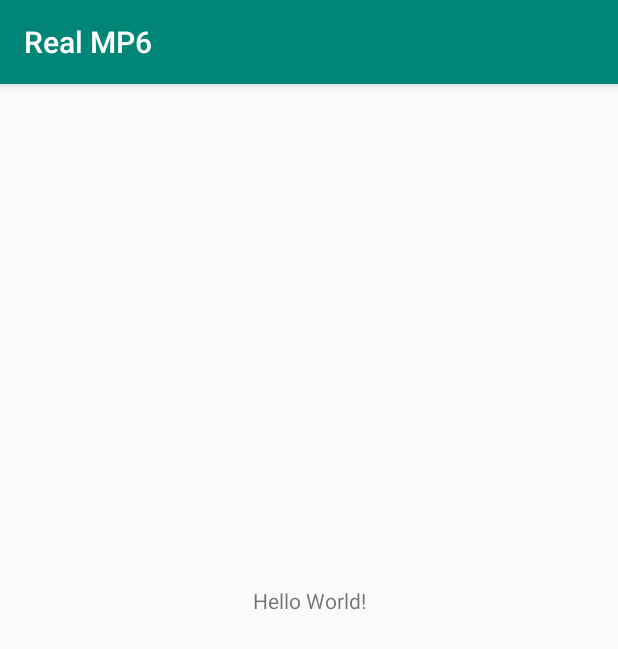
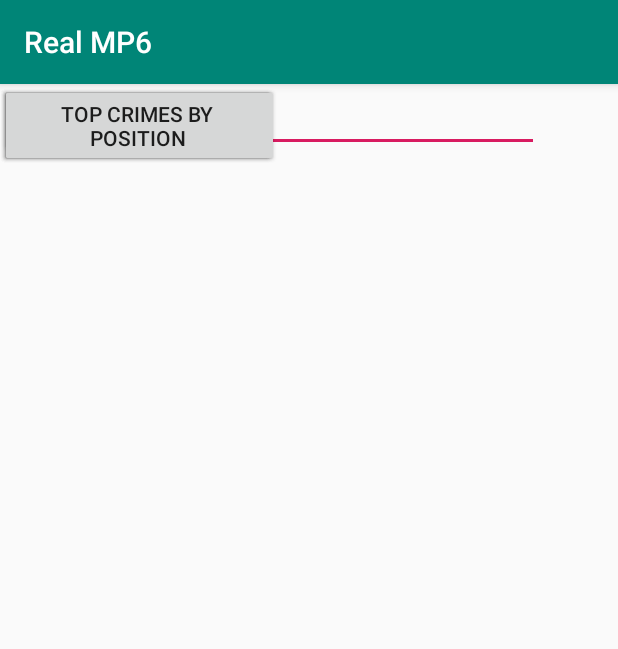
Before and after one commit to clopez94/RealMP6, an Android app: the screen it shows after launch (MainActivity), on a phone screen of 412 x 824 dp. Shown: the top 649 px of the screen. Run offline under Robolectric (Android 15) with nearby library versions, the phone set to English and light mode, and no system bars.

Commit message:
Added just the buttons so far.

```diff
--- a/app/src/main/res/layout/activity_main.xml
+++ b/app/src/main/res/layout/activity_main.xml
@@ -6,14 +6,47 @@
     android:layout_height="match_parent"
     tools:context=".MainActivity">
 
-    <TextView
+    <Button
         android:layout_width="wrap_content"
         android:layout_height="wrap_content"
-        android:text="Hello World!"
-        app:layout_constraintBottom_toBottomOf="parent"
-        app:layout_constraintLeft_toLeftOf="parent"
-        app:layout_constraintRight_toRightOf="parent"
-        app:layout_constraintTop_toTopOf="parent"
-        app:layout_constraintVertical_bias="0.447" />
+        android:text="@string/button1"
+        tools:layout_editor_absoluteX="0dp"
+        tools:layout_editor_absoluteY="78dp" />
+
+    <Button
+        android:layout_width="183dp"
+        android:layout_height="wrap_content"
+        android:text="@string/button2"
+        tools:layout_editor_absoluteX="0dp"
+        tools:layout_editor_absoluteY="126dp" />
+
+    <Button
+        android:layout_width="186dp"
+        android:layout_height="wrap_content"
+        android:text="@string/button3"
+        tools:layout_editor_absoluteX="0dp"
+        tools:layout_editor_absoluteY="182dp" />
+
+    <Button
+        android:layout_width="185dp"
+        android:layout_height="wrap_content"
+        android:text="@string/button4"
+        tools:layout_editor_absoluteX="0dp"
+        tools:layout_editor_absoluteY="241dp" />
+
+    <Button
+        android:layout_width="183dp"
+        android:layout_height="wrap_content"
+        android:text="@string/button5"
+        tools:layout_editor_absoluteX="0dp"
+        tools:layout_editor_absoluteY="296dp" />
+
+    <EditText
+        android:layout_width="359dp"
+        android:layout_height="wrap_content"
+        android:hint="@string/searchBar"
+        tools:layout_editor_absoluteX="0dp"
+        tools:layout_editor_absoluteY="2dp" />
+
 
 </android.support.constraint.ConstraintLayout>
--- a/app/src/main/res/values/styles.xml
+++ b/app/src/main/res/values/styles.xml
@@ -7,5 +7,11 @@
         <item name="colorPrimaryDark">@color/colorPrimaryDark</item>
         <item name="colorAccent">@color/colorAccent</item>
     </style>
+    <string name="button1">Most Popular Crimes</string>
+    <string name="button2">Team Leaders In Arrests</string>
+    <string name="button3">League Leaders In Arrests</string>
+    <string name="button4">Lead Position in Crimes</string>
+    <string name="button5">Top Crimes by Position</string>
+    <string name="searchBar">Search here...</string>
 
 </resources>
```
